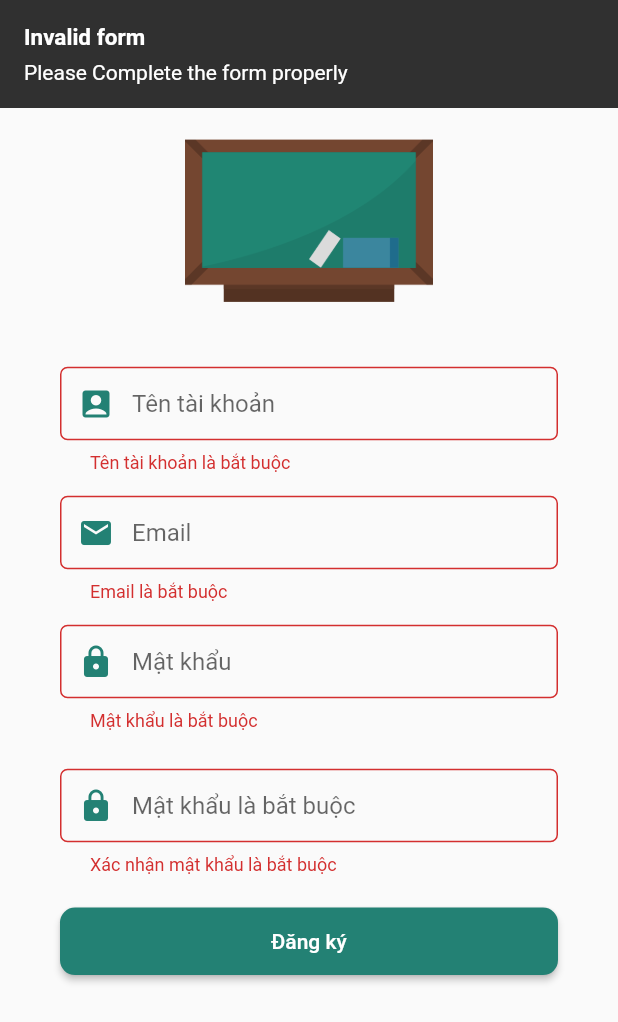
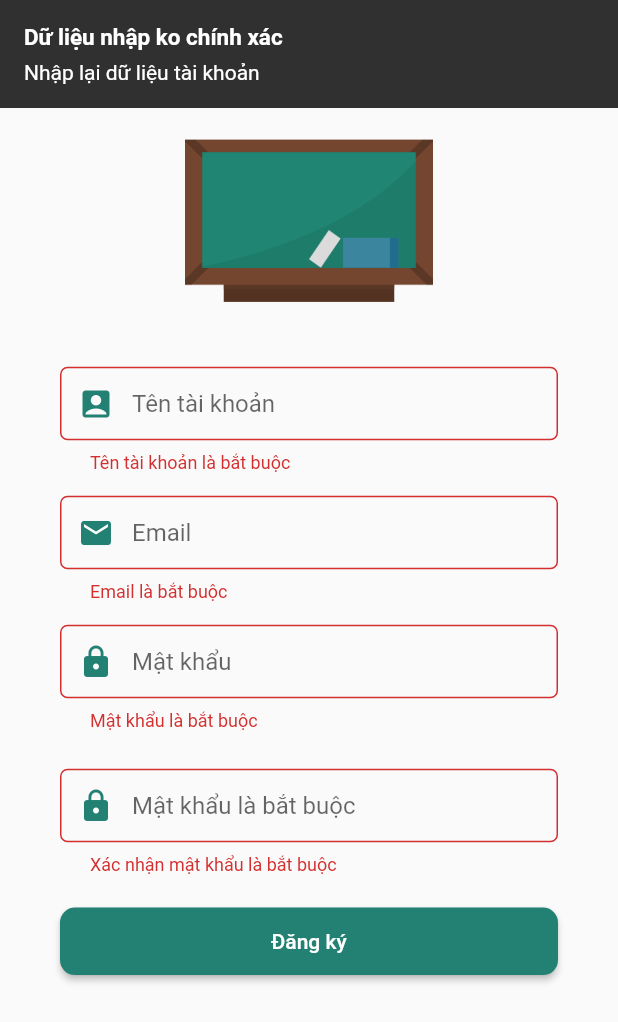
Before and after one commit to nguyenduchanh/hqclass, a Flutter app: the Register screen opened directly, after a tap on "Đăng ký", on a phone screen of 412 x 824 dp. Shown: the top 1022 px of the screen. Run offline on Flutter 3.47's test engine with Material 2 defaults, Android fonts, the phone set to English and light mode, and no system bars; our stand-ins replace carousel_slider, flare_flutter, flushbar, flutter_svg, scrollable_positioned_list, shared_preferences and 1 more; accounts and stored records are empty.

Commit message:
update register page

```diff
--- a/lib/Pages/Home/home.dart
+++ b/lib/Pages/Home/home.dart
@@ -1,10 +1,6 @@
 import 'package:flutter/material.dart';
-
-//widgets
 import 'package:hqclass/Util/Constants/common_colors.dart';
 import 'package:hqclass/Util/Constants/strings.dart';
-import 'package:hqclass/Widgets/card-horizontal.dart';
-import 'package:hqclass/Widgets/card-small.dart';
 import 'package:hqclass/Widgets/drawer.dart';
 import 'package:hqclass/Widgets/navbar.dart';
 
--- a/lib/Pages/Register/register.dart
+++ b/lib/Pages/Register/register.dart
@@ -32,7 +32,7 @@ class _RegisterState extends State<Register> {
     final emailField = TextFormField(
       autofocus: false,
       validator: validateEmail,
-      onSaved: validateEmail,
+      onSaved: (value) =>_email = value,
       decoration: buildInputDecoration("", Icons.email, CommonString.cEmail),
     );
     final passwordField = TextFormField(
@@ -65,7 +65,7 @@ class _RegisterState extends State<Register> {
       final form = formKey.currentState;
       if (form.validate()) {
         form.save();
-        auth.register(_username, _password, _confirmPassword).then((response) {
+        auth.register(_username,_email, _password, _confirmPassword).then((response) {
           if (response['status']) {
             User user = response['data'];
             Provider.of<UserProvider>(context, listen: false).setUser(user);
@@ -81,8 +81,8 @@ class _RegisterState extends State<Register> {
       } else {
         Flushbar(
           flushbarPosition: FlushbarPosition.TOP,
-          title: "Invalid form",
-          message: "Please Complete the form properly",
+          title: CommonString.cDataInvalid,
+          message: CommonString.cReEnterLoginForm,
           duration: Duration(seconds: 10),
         ).show(context);
       }
--- a/lib/Providers/auth.dart
+++ b/lib/Providers/auth.dart
@@ -69,10 +69,11 @@ class AuthProvider with ChangeNotifier {
     return result;
   }
 
-  Future<Map<String, dynamic>> register(String email, String password,
+  Future<Map<String, dynamic>> register(String userName,String email, String password,
       String passwordConfirmation) async {
     final Map<String, dynamic> registrationData = {
       'user': {
+        'userName': userName,
         'email': email,
         'password': password,
         'password_confirmation': passwordConfirmation
--- a/lib/Util/Constants/strings.dart
+++ b/lib/Util/Constants/strings.dart
@@ -7,6 +7,7 @@ class CommonString {
 
 //Title
   static const cMainTitle = "HQ CLASS";
+  static const cClassTitle = "Danh sách lớp học";
 
 // Nav
   static const cSignOutNav = "Đăng xuất";
@@ -34,6 +35,7 @@ class CommonString {
   static const cValidEmailMessage = "Vui lòng cung cấp một địa chỉ email hợp lệ";
   static const cRegistering = "Đang đăng ký tài khoản";
   static const cRegisterFailed = "Đang đăng ký tài khoản không thành công";
+  static const cReEnterLoginForm = "Nhập lại dữ liệu tài khoản";
 
   // button
   static const cLoginButton = "Đăng nhập";
--- a/lib/Util/widgets.dart
+++ b/lib/Util/widgets.dart
@@ -23,7 +23,8 @@ MaterialButton longButtons(String title, Function fun,
 
 label(String title) => Text(title);
 
-InputDecoration buildInputDecoration(String hintText, IconData icon, String _hintText) {
+InputDecoration buildInputDecoration(
+    String hintText, IconData icon, String _hintText) {
   return InputDecoration(
     hintText: _hintText,
     prefixIcon: Icon(icon, color: CommonColors.kPrimaryColor),
```
Also changed, not shown: lib/Domains/classes.dart (+5 -8 lines), lib/Pages/Classes/classes.dart (+2 -6 lines), lib/Pages/Classes/classes_detail_body.dart (added, +25 -0 lines).
